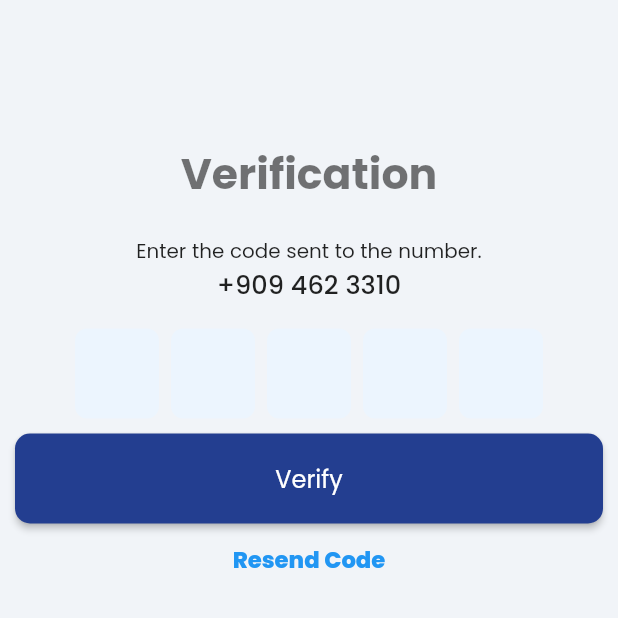
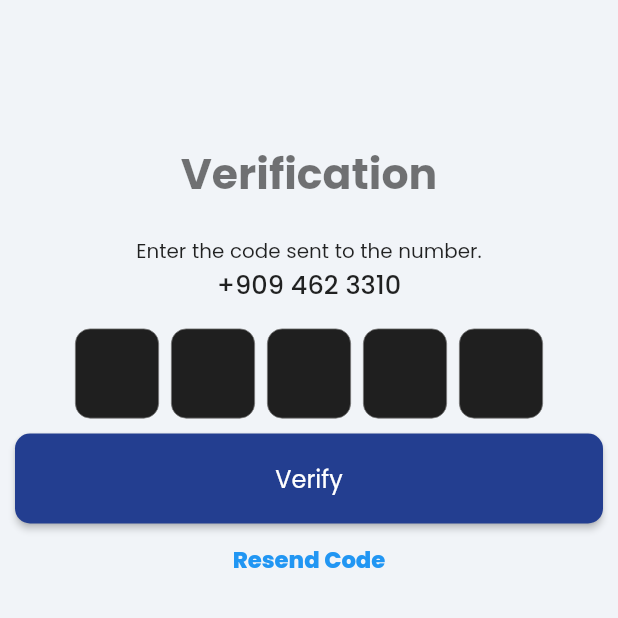
Before and after one commit to kvn-calvn/alvys_companion_app_test, a Flutter app: the screen it shows after launch, after a tap on "Next", on a phone screen of 412 x 824 dp, the top half of it. Run offline on Flutter 3.47's test engine with Material 2 defaults, Android fonts, the phone set to English and light mode, and no system bars; drawn by our look-alikes of pinput; our stand-ins replace dio, flutter_riverpod, flutter_secure_storage, flutter_spinkit, freezed_annotation, go_router and 6 more; missing offline and left inert: pdf_viewer_plugin, simple_speed_dial; generated files the repository leaves out were written again; network calls fail.

Commit message:
ui changes on textfield

```diff
--- a/lib/src/common_widgets/textfield_input.dart
+++ b/lib/src/common_widgets/textfield_input.dart
@@ -26,6 +26,17 @@ class TextfieldInput extends StatelessWidget {
       textInputAction: TextInputAction.next,
       decoration: InputDecoration(
         hintText: hint,
+        filled: true,
+        fillColor: ColorManager.darkgrey,
+        enabledBorder: OutlineInputBorder(
+          borderSide: BorderSide(width: .5, color: ColorManager.lightgrey),
+          borderRadius: BorderRadius.circular(15),
+        ),
+        focusedBorder: OutlineInputBorder(
+          borderSide: BorderSide(
+              width: 1, color: ColorManager.primary(Brightness.dark)),
+          borderRadius: BorderRadius.circular(10),
+        ),
       ),
       onChanged: (str) {
         // To Do
--- a/lib/src/features/authentication/presentation/verify_phonenumber/phone_verification_page.dart
+++ b/lib/src/features/authentication/presentation/verify_phonenumber/phone_verification_page.dart
@@ -67,9 +67,9 @@ class _PhoneNumberVerificationPageState
           color: ColorManager.primary(Theme.of(context).brightness),
           fontSize: 22),
       decoration: BoxDecoration(
-        color: fillColor,
-        borderRadius: BorderRadius.circular(8),
-        border: Border.all(color: Colors.transparent),
+        color: ColorManager.darkgrey,
+        borderRadius: BorderRadius.circular(10),
+        border: Border.all(color: ColorManager.lightgrey, width: .5),
       ),
     );
 
@@ -120,7 +120,9 @@ class _PhoneNumberVerificationPageState
                     },
                     focusedPinTheme: defaultPinTheme.copyWith(
                       decoration: defaultPinTheme.decoration!.copyWith(
-                        border: Border.all(color: borderColor),
+                        border: Border.all(
+                            color: ColorManager.primary(Brightness.dark),
+                            width: 1),
                       ),
                     ),
                     errorPinTheme: defaultPinTheme.copyWith(
```
